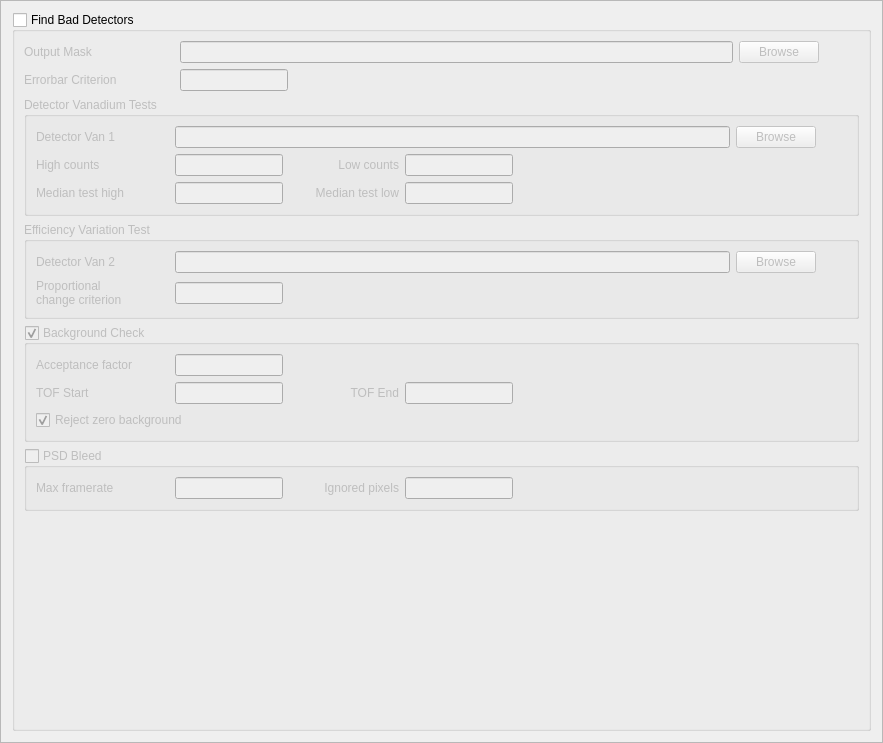
First picture: the form in Code/Mantid/scripts/Interface/ui/inelastic/dgs_diagnose_detectors.ui, repository mantidproject/mantid, before the edit.
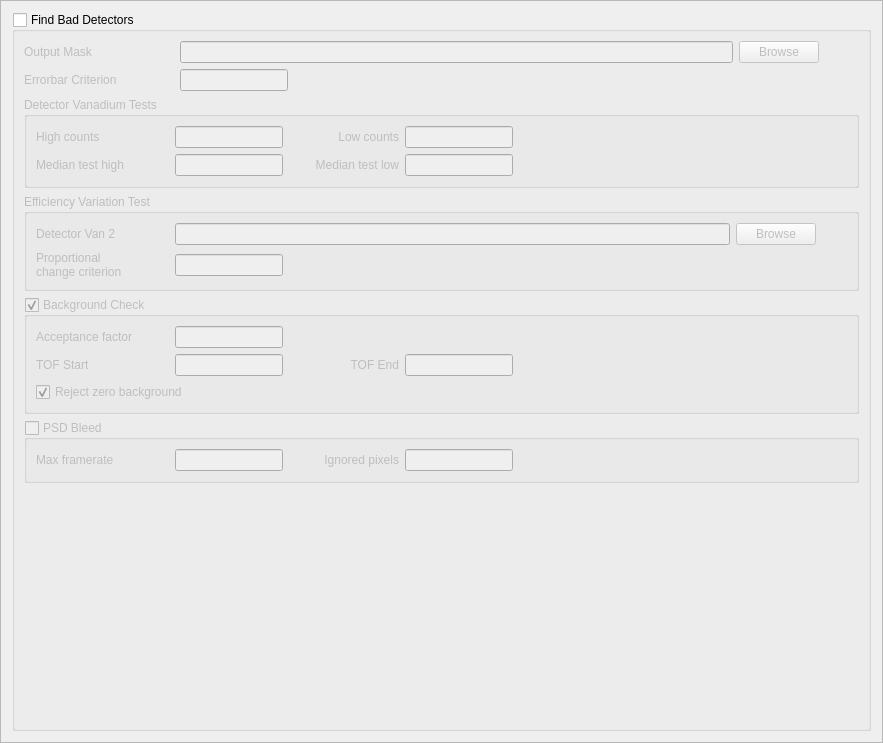
Second picture: the form after the edit.

Patch:
```diff
--- a/Code/Mantid/scripts/Interface/ui/inelastic/dgs_diagnose_detectors.ui
+++ b/Code/Mantid/scripts/Interface/ui/inelastic/dgs_diagnose_detectors.ui
@@ -127,49 +127,6 @@
          <string>Detector Vanadium Tests</string>
         </property>
         <layout class="QVBoxLayout" name="verticalLayout_2">
-         <item>
-          <layout class="QHBoxLayout" name="horizontalLayout_3">
-           <item>
-            <widget class="QLabel" name="det_van1_label">
-             <property name="minimumSize">
-              <size>
-               <width>133</width>
-               <height>0</height>
-              </size>
-             </property>
-             <property name="text">
-              <string>Detector Van 1</string>
-             </property>
-            </widget>
-           </item>
-           <item>
-            <widget class="QLineEdit" name="det_van1_edit"/>
-           </item>
-           <item>
-            <widget class="QPushButton" name="det_van1_browse">
-             <property name="text">
-              <string>Browse</string>
-             </property>
-            </widget>
-           </item>
-           <item>
-            <spacer name="horizontalSpacer_3">
-             <property name="orientation">
-              <enum>Qt::Horizontal</enum>
-             </property>
-             <property name="sizeType">
-              <enum>QSizePolicy::Fixed</enum>
-             </property>
-             <property name="sizeHint" stdset="0">
-              <size>
-               <width>31</width>
-               <height>20</height>
-              </size>
-             </property>
-            </spacer>
-           </item>
-          </layout>
-         </item>
          <item>
           <layout class="QHBoxLayout" name="horizontalLayout_4">
            <item>
```
